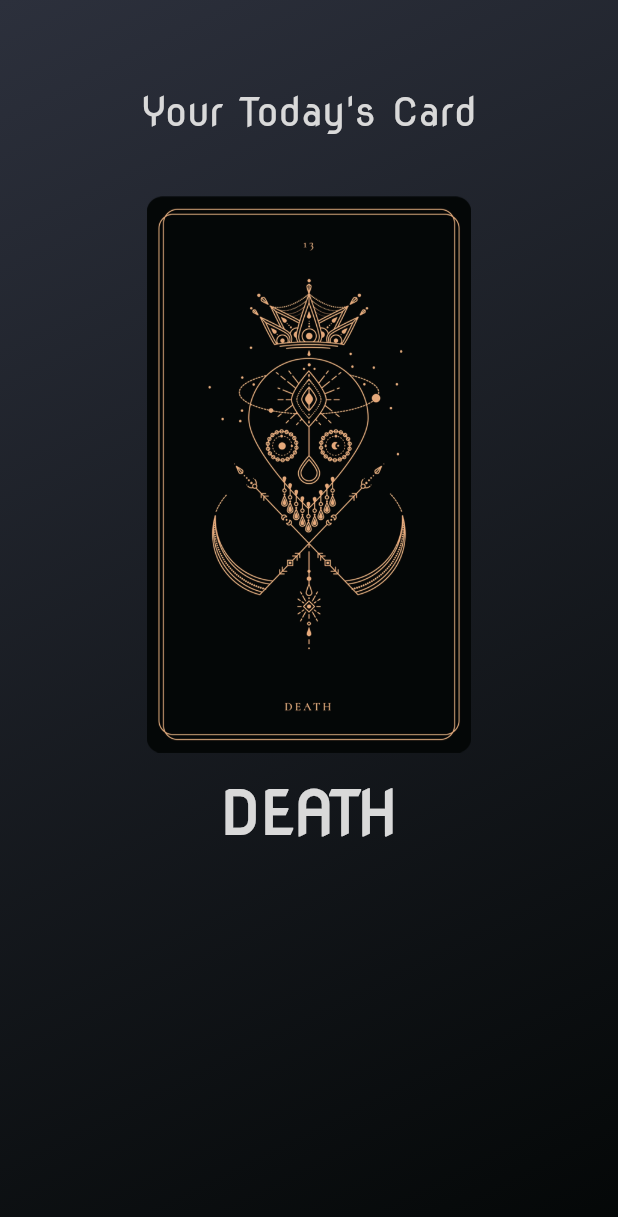
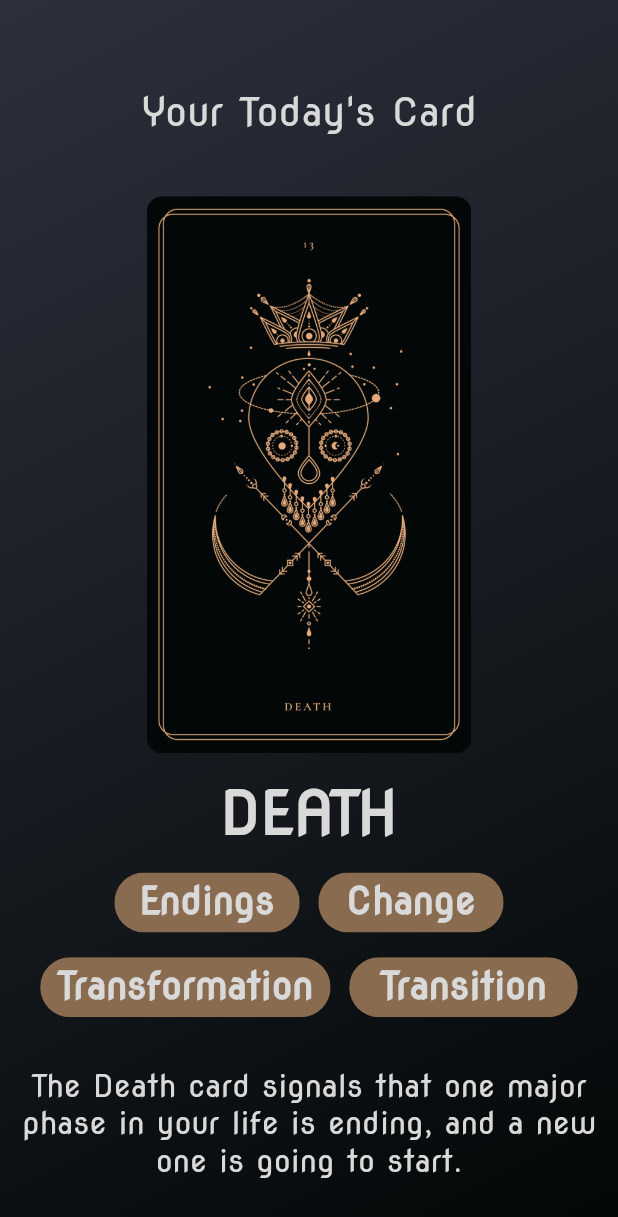
Before and after one commit to RotenKiwi/Daily-Tarot, a Flutter app: the screen it shows after launch, after a tap on "DRAW", on a phone screen of 412 x 824 dp. Shown: the top 1217 px of the screen. Run offline on Flutter 3.47's test engine with Material 2 defaults, Android fonts, the light colour scheme and no system bars.

Commit message:
Card Page Done
Completed the designing of the Card Page

```diff
--- a/lib/Components/RoundedField.dart
+++ b/lib/Components/RoundedField.dart
@@ -1,11 +1,11 @@
 import 'package:flutter/material.dart';
 
-class RoundedButton extends StatelessWidget {
+class RoundedField extends StatelessWidget {
   final String text;
   final Color color, textColor;
   final Size length;
 
-  const RoundedButton({
+  const RoundedField({
     Key? key,
     required this.text,
     required this.color,
@@ -18,14 +18,19 @@ class RoundedButton extends StatelessWidget {
     return ClipRRect(
       borderRadius: BorderRadius.circular(40),
       child: Container(
+        height: 40,
           width: length.width,
           color: color,
           child: Text(
             text,
             style: TextStyle(
+              decoration: TextDecoration.none,
               color: textColor,
               fontSize: 25,
+              fontFamily: 'Nova',
+              height: 1.4,
             ),
+            textAlign: TextAlign.center,
           )),
     );
   }
--- a/lib/Screens/Card.dart
+++ b/lib/Screens/Card.dart
@@ -1,3 +1,4 @@
+import 'package:daily_tarot/Components/RoundedField.dart';
 import 'package:flutter/material.dart';
 
 class CardPage extends StatelessWidget {
@@ -19,8 +20,11 @@ class CardPage extends StatelessWidget {
       ),
       child: SingleChildScrollView(
         child: Column(
+            mainAxisAlignment: MainAxisAlignment.center,
             children: <Widget>[
-              SizedBox(height: size.height*0.07,),
+          SizedBox(
+            height: size.height * 0.07,
+          ),
           Text(
             'Your Today\'s Card',
             style: TextStyle(
@@ -31,12 +35,16 @@ class CardPage extends StatelessWidget {
               fontSize: size.width * 0.065,
             ),
           ),
-              SizedBox(height: size.height*0.05,),
+          SizedBox(
+            height: size.height * 0.05,
+          ),
           Image.asset(
             'assets/images/Death.png',
             height: size.height * 0.45,
           ),
-              SizedBox(height: size.height*0.02,),
+          SizedBox(
+            height: size.height * 0.02,
+          ),
           Text(
             'DEATH',
             style: TextStyle(
@@ -47,7 +55,61 @@ class CardPage extends StatelessWidget {
               fontSize: size.width * 0.095,
             ),
           ),
-              SizedBox(height: size.height*0.02,),
+          SizedBox(
+            height: size.height * 0.02,
+          ),
+          Row(
+            mainAxisAlignment: MainAxisAlignment.center,
+            children: <Widget>[
+              RoundedField(
+                text: 'Endings',
+                color: Color(0xff896b4f),
+                textColor: Color(0xffd9d9d9),
+                length: size * 0.3,
+              ),
+              SizedBox(width: size.width*0.03,),
+              RoundedField(
+                text: 'Change',
+                color: Color(0xff896b4f),
+                textColor: Color(0xffd9d9d9),
+                length: size * 0.3,
+              ),
+            ],
+          ),
+
+              SizedBox(
+                height: size.height * 0.02,
+              ),
+              Row(
+                mainAxisAlignment: MainAxisAlignment.center,
+                children: <Widget>[
+                  RoundedField(
+                    text: 'Transformation',
+                    color: Color(0xff896b4f),
+                    textColor: Color(0xffd9d9d9),
+                    length: size * 0.47,
+                  ),
+                  SizedBox(width: size.width*0.03,),
+                  RoundedField(
+                    text: 'Transition',
+                    color: Color(0xff896b4f),
+                    textColor: Color(0xffd9d9d9),
+                    length: size * 0.37,
+                  ),
+                ],
+              ),
+              SizedBox(height: size.height*0.04,),
+              Text(
+                'The Death card signals that one major phase in your life is ending, and a new one is going to start.',
+                style: TextStyle(
+                  decoration: TextDecoration.none,
+                  color: Color(0xffd9d9d9),
+                  fontFamily: 'Nova',
+                  fontWeight: FontWeight.w500,
+                  fontSize: size.width * 0.05,
+                ),
+                textAlign: TextAlign.center,
+              ),
 
         ]),
       ),
```
Lines whose indentation alone changed are shown as unchanged.
